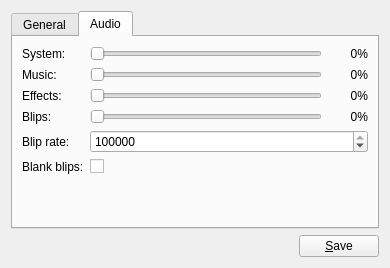
This is res/ui/config_panel.ui in lambdcalculus/AO2-Client as Qt 5 draws it before an edit. The edited form follows.
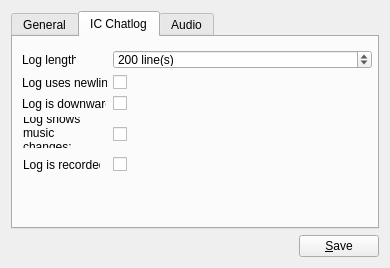
This is the edited form. The open tabs and pages were chosen to show the change.

Commit message:
Missing config panel widgets (#24)
* Add special IC Chatlog tab to config panel

* Add music_change_log toggle to config_panel+Fix opposite behavior for it+Fix extraneous colon

* Add always_pre option

* Add chat_tick_interval option

The edit to the form file:
```diff
--- a/res/ui/config_panel.ui
+++ b/res/ui/config_panel.ui
@@ -121,14 +121,89 @@
         </widget>
        </item>
        <item row="5" column="0">
-        <widget class="QLabel" name="log_length_label">
+        <widget class="QLabel" name="always_pre_label">
          <property name="text">
           <string>Log length:</string>
          </property>
         </widget>
        </item>
        <item row="5" column="1">
+        <widget class="QCheckBox" name="always_pre">
+         <property name="text">
+          <string/>
+         </property>
+        </widget>
+       </item>
+       <item row="6" column="0">
+        <widget class="QLabel" name="chat_tick_interval_label">
+         <property name="text">
+          <string>Chat tick interval</string>
+         </property>
+         <property name="wordWrap">
+          <bool>true</bool>
+         </property>
+        </widget>
+       </item>
+       <item row="6" column="1">
+        <widget class="QSpinBox" name="chat_tick_interval">
+         <property name="suffix">
+          <string> ms</string>
+         </property>
+         <property name="minimum">
+          <number>10</number>
+         </property>
+         <property name="maximum">
+          <number>999</number>
+         </property>
+        </widget>
+       </item>
+      </layout>
+     </widget>
+     <widget class="QWidget" name="tab_2">
+      <attribute name="title">
+       <string>IC Chatlog</string>
+      </attribute>
+      <widget class="QCheckBox" name="log_newline">
+       <property name="geometry">
+        <rect>
+         <x>100</x>
+         <y>38</y>
+         <width>259</width>
+         <height>15</height>
+        </rect>
+       </property>
+       <property name="sizePolicy">
+        <sizepolicy hsizetype="Minimum" vsizetype="Minimum">
+         <horstretch>0</horstretch>
+         <verstretch>0</verstretch>
+        </sizepolicy>
+       </property>
+      </widget>
+      <widget class="QCheckBox" name="log_recording">
+       <property name="geometry">
+        <rect>
+         <x>100</x>
+         <y>120</y>
+         <width>259</width>
+         <height>15</height>
+        </rect>
+       </property>
+       <property name="sizePolicy">
+        <sizepolicy hsizetype="Minimum" vsizetype="Minimum">
+         <horstretch>0</horstretch>
+         <verstretch>0</verstretch>
+        </sizepolicy>
+       </property>
+      </widget>
         <widget class="QSpinBox" name="log_length">
+       <property name="geometry">
+        <rect>
+         <x>100</x>
+         <y>13</y>
+         <width>259</width>
+         <height>19</height>
+        </rect>
+       </property>
          <property name="suffix">
           <string> line(s)</string>
          </property>
@@ -142,33 +217,67 @@
           <number>200</number>
          </property>
         </widget>
-       </item>
-       <item row="6" column="0">
         <widget class="QLabel" name="log_newline_label">
+       <property name="geometry">
+        <rect>
+         <x>9</x>
+         <y>38</y>
+         <width>85</width>
+         <height>15</height>
+        </rect>
+       </property>
          <property name="text">
           <string>Log uses newline:</string>
          </property>
         </widget>
-       </item>
-       <item row="6" column="1">
-        <widget class="QCheckBox" name="log_newline">
-         <property name="sizePolicy">
-          <sizepolicy hsizetype="Minimum" vsizetype="Minimum">
-           <horstretch>0</horstretch>
-           <verstretch>0</verstretch>
-          </sizepolicy>
-         </property>
-        </widget>
-       </item>
-       <item row="7" column="0">
+      <widget class="QLabel" name="log_recording_label">
+       <property name="geometry">
+        <rect>
+         <x>10</x>
+         <y>120</y>
+         <width>77</width>
+         <height>15</height>
+        </rect>
+       </property>
+       <property name="text">
+        <string>Log is recorded:</string>
+       </property>
+      </widget>
+      <widget class="QLabel" name="log_length_label">
+       <property name="geometry">
+        <rect>
+         <x>9</x>
+         <y>13</y>
+         <width>54</width>
+         <height>19</height>
+        </rect>
+       </property>
+       <property name="text">
+        <string>Log length:</string>
+       </property>
+      </widget>
         <widget class="QLabel" name="log_downward_label">
+       <property name="geometry">
+        <rect>
+         <x>9</x>
+         <y>59</y>
+         <width>84</width>
+         <height>15</height>
+        </rect>
+       </property>
          <property name="text">
           <string>Log is downward:</string>
          </property>
         </widget>
-       </item>
-       <item row="7" column="1">
         <widget class="QCheckBox" name="log_downward">
+       <property name="geometry">
+        <rect>
+         <x>100</x>
+         <y>59</y>
+         <width>259</width>
+         <height>15</height>
+        </rect>
+       </property>
          <property name="sizePolicy">
           <sizepolicy hsizetype="Minimum" vsizetype="Minimum">
            <horstretch>0</horstretch>
@@ -176,27 +285,43 @@
           </sizepolicy>
          </property>
         </widget>
-       </item>
-       <item row="8" column="0">
-        <widget class="QLabel" name="log_recording_label">
-         <property name="text">
-          <string>Log is recorded:</string>
-         </property>
-        </widget>
-       </item>
-       <item row="8" column="1">
-        <widget class="QCheckBox" name="log_recording">
+      <widget class="QCheckBox" name="log_music">
+       <property name="geometry">
+        <rect>
+         <x>100</x>
+         <y>90</y>
+         <width>259</width>
+         <height>15</height>
+        </rect>
+       </property>
          <property name="sizePolicy">
           <sizepolicy hsizetype="Minimum" vsizetype="Minimum">
            <horstretch>0</horstretch>
            <verstretch>0</verstretch>
           </sizepolicy>
          </property>
-        </widget>
-       </item>
-      </layout>
-     </widget>
-     <widget class="QWidget" name="tab_2">
+       <property name="text">
+        <string/>
+       </property>
+      </widget>
+      <widget class="QLabel" name="log_music_label">
+       <property name="geometry">
+        <rect>
+         <x>10</x>
+         <y>80</y>
+         <width>77</width>
+         <height>31</height>
+        </rect>
+       </property>
+       <property name="text">
+        <string>Log shows music changes:</string>
+       </property>
+       <property name="wordWrap">
+        <bool>true</bool>
+       </property>
+      </widget>
+     </widget>
+     <widget class="QWidget" name="tab_3">
       <attribute name="title">
        <string>Audio</string>
       </attribute>
```
Left out of the diff: 5 changed lines with no effect on the pictures. Lines whose indentation alone changed are shown as unchanged. The commit also changes 8 other files.
